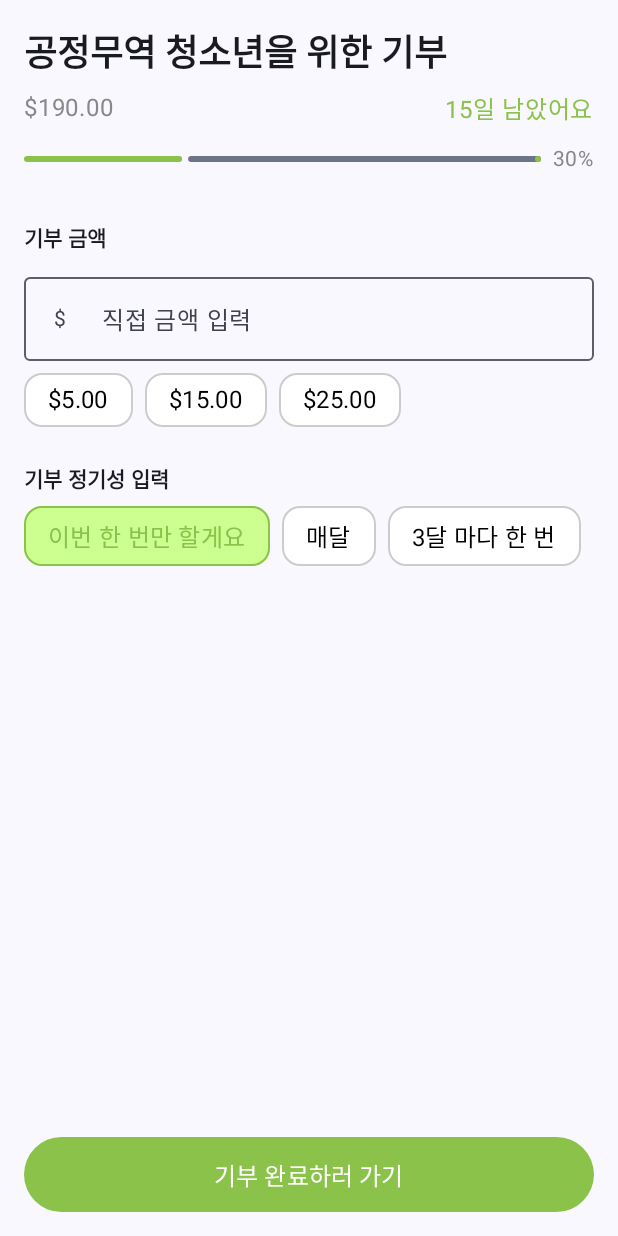
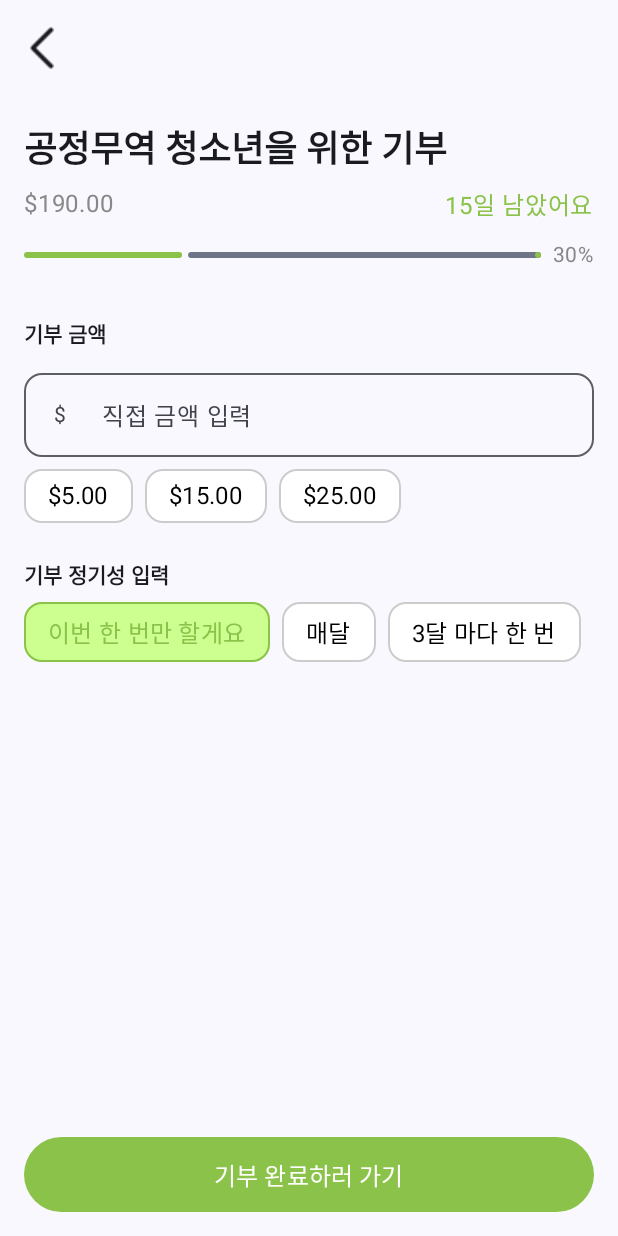
Before and after one commit to Welling-HCI-Team5/Welling_Android, an Android app built with Jetpack Compose: the DonationProgressScreen screen opened through its navigation route, on a phone screen of 412 x 824 dp. Run offline under Robolectric (Android 15) with nearby library versions, the phone set to English and light mode, and no system bars.

Commit message:
design : 후원 진행 화면 디자인

```diff
--- a/app/src/main/java/com/example/welling/Screen/DonationProgressScreen.kt
+++ b/app/src/main/java/com/example/welling/Screen/DonationProgressScreen.kt
@@ -13,11 +13,15 @@ import androidx.compose.runtime.*
 import androidx.compose.ui.Alignment
 import androidx.compose.ui.Modifier
 import androidx.compose.ui.graphics.Color
+import androidx.compose.ui.res.painterResource
 import androidx.compose.ui.text.font.FontWeight
 import androidx.compose.ui.unit.dp
 import androidx.compose.ui.unit.sp
 import androidx.navigation.NavHostController
+import com.example.welling.R
 
+
+@OptIn(ExperimentalMaterial3Api::class)
 @Composable
 fun DonationProgressScreen(navController: NavHostController) {
     val donationAmounts = listOf(5, 15, 25)
@@ -27,6 +31,16 @@ fun DonationProgressScreen(navController: NavHostController) {
     var customAmount by remember { mutableStateOf("") }
 
     Scaffold(
+        topBar = {
+            TopAppBar(
+                title = { Text(text = "") },
+                navigationIcon = {
+                    IconButton(onClick = { navController.navigateUp() }) {
+                        Icon(painter = painterResource(id = R.drawable.ic_back), contentDescription = "Back")
+                    }
+                }
+            )
+        },
         bottomBar = {
             Button(
                 onClick = { /* TODO: 기부 완료 로직 추가 */ },
@@ -102,6 +116,7 @@ fun DonationProgressScreen(navController: NavHostController) {
                     customAmount = it
                     selectedAmount.value = null
                 },
+                shape = RoundedCornerShape(12.dp),
                 label = { Text(text = "직접 금액 입력") },
                 modifier = Modifier.fillMaxWidth(),
                 leadingIcon = { Text(text = "$", style = MaterialTheme.typography.bodyMedium) },
```
Also changed, not shown: app/src/main/res/drawable/ic_back.png (added).
